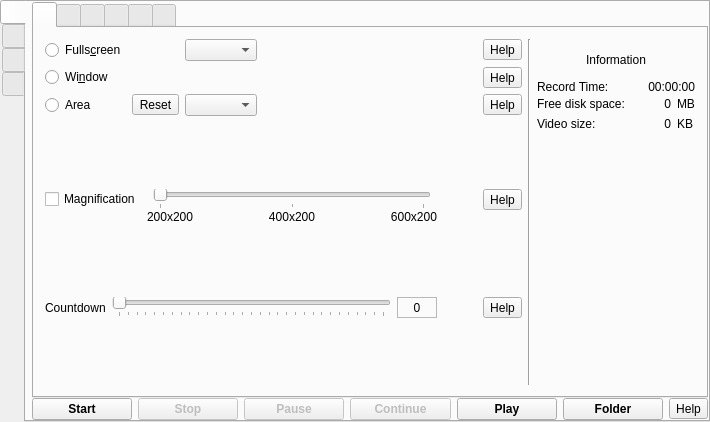
Above: src/formMainWindow.ui from vkohaupt/vokoscreenNG before the change. Below: the same form after it.
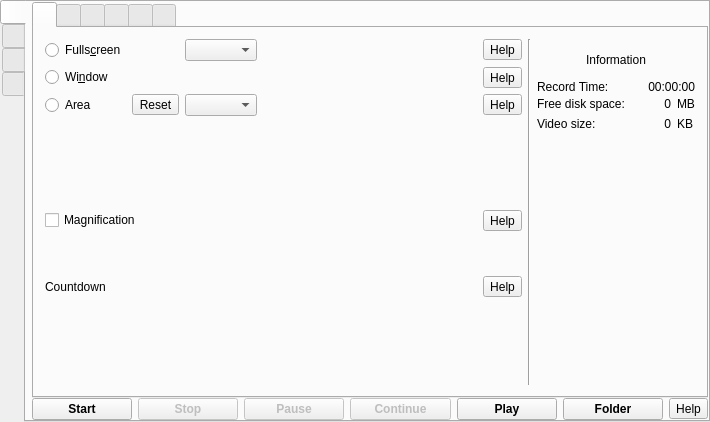
That is the form after the change. The open tabs and pages were chosen to show the change. Icons and pictures are not drawn.

Commit message: Magnifier and countdown with new slider

What changed in the file:
```diff
--- a/src/formMainWindow.ui
+++ b/src/formMainWindow.ui
@@ -207,7 +207,7 @@
                </spacer>
               </item>
               <item>
-               <layout class="QGridLayout" name="gridLayout_9" rowstretch="0,0" columnstretch="0,1,0,0">
+               <layout class="QGridLayout" name="gridLayout_9" rowstretch="0,0,0" columnstretch="0,0,0,0">
                 <property name="verticalSpacing">
                  <number>0</number>
                 </property>
@@ -218,37 +218,6 @@
                   </property>
                  </widget>
                 </item>
-                <item row="1" column="1">
-                 <layout class="QHBoxLayout" name="horizontalLayout_32">
-                  <item>
-                   <widget class="QLabel" name="label_20">
-                    <property name="text">
-                     <string>200x200</string>
-                    </property>
-                   </widget>
-                  </item>
-                  <item>
-                   <widget class="QLabel" name="label_22">
-                    <property name="text">
-                     <string>400x200</string>
-                    </property>
-                    <property name="alignment">
-                     <set>Qt::AlignCenter</set>
-                    </property>
-                   </widget>
-                  </item>
-                  <item>
-                   <widget class="QLabel" name="label_23">
-                    <property name="text">
-                     <string>600x200</string>
-                    </property>
-                    <property name="alignment">
-                     <set>Qt::AlignRight|Qt::AlignTrailing|Qt::AlignVCenter</set>
-                    </property>
-                   </widget>
-                  </item>
-                 </layout>
-                </item>
                 <item row="0" column="3">
                  <widget class="QToolButton" name="help_screencast_magnifier">
                   <property name="text">
@@ -257,56 +226,16 @@
                  </widget>
                 </item>
                 <item row="0" column="1">
-                 <layout class="QHBoxLayout" name="horizontalLayout_8" stretch="0,1,0">
-                  <item>
-                   <widget class="QFrame" name="frame_3">
-                    <property name="frameShape">
-                     <enum>QFrame::StyledPanel</enum>
-                    </property>
-                    <property name="frameShadow">
-                     <enum>QFrame::Raised</enum>
-                    </property>
-                   </widget>
-                  </item>
-                  <item>
-                   <widget class="QSlider" name="sliderMagnification">
-                    <property name="minimum">
-                     <number>1</number>
-                    </property>
-                    <property name="maximum">
-                     <number>3</number>
-                    </property>
-                    <property name="pageStep">
-                     <number>1</number>
-                    </property>
-                    <property name="orientation">
-                     <enum>Qt::Horizontal</enum>
-                    </property>
-                    <property name="tickPosition">
-                     <enum>QSlider::TicksBelow</enum>
-                    </property>
-                    <property name="tickInterval">
-                     <number>1</number>
-                    </property>
-                   </widget>
-                  </item>
-                  <item>
-                   <widget class="QFrame" name="frame">
-                    <property name="frameShape">
-                     <enum>QFrame::StyledPanel</enum>
-                    </property>
-                    <property name="frameShadow">
-                     <enum>QFrame::Raised</enum>
-                    </property>
-                   </widget>
-                  </item>
-                 </layout>
+                 <layout class="QHBoxLayout" name="horizontalLayout_8"/>
                 </item>
                 <item row="0" column="2">
                  <spacer name="horizontalSpacer_16">
                   <property name="orientation">
                    <enum>Qt::Horizontal</enum>
                   </property>
+                  <property name="sizeType">
+                   <enum>QSizePolicy::Minimum</enum>
+                  </property>
                   <property name="sizeHint" stdset="0">
                    <size>
                     <width>40</width>
@@ -315,24 +244,7 @@
                   </property>
                  </spacer>
                 </item>
-               </layout>
-              </item>
-              <item>
-               <spacer name="verticalSpacer_9">
-                <property name="orientation">
-                 <enum>Qt::Vertical</enum>
-                </property>
-                <property name="sizeHint" stdset="0">
-                 <size>
-                  <width>20</width>
-                  <height>40</height>
-                 </size>
-                </property>
-               </spacer>
-              </item>
-              <item>
-               <layout class="QHBoxLayout" name="horizontalLayout_30" stretch="0,7,1,0,0">
-                <item>
+                <item row="2" column="0">
                  <widget class="QLabel" name="labelScreencastCountdownText">
                   <property name="text">
                    <string>Countdown</string>
@@ -342,58 +254,26 @@
                   </property>
                  </widget>
                 </item>
-                <item>
-                 <widget class="QSlider" name="sliderScreencastCountDown">
-                  <property name="maximum">
-                   <number>30</number>
-                  </property>
-                  <property name="pageStep">
-                   <number>4</number>
-                  </property>
-                  <property name="orientation">
-                   <enum>Qt::Horizontal</enum>
-                  </property>
-                  <property name="tickPosition">
-                   <enum>QSlider::TicksBelow</enum>
-                  </property>
-                 </widget>
-                </item>
-                <item>
-                 <widget class="QLabel" name="labelScreencastCountDownValue">
-                  <property name="frameShape">
-                   <enum>QFrame::StyledPanel</enum>
-                  </property>
-                  <property name="frameShadow">
-                   <enum>QFrame::Raised</enum>
-                  </property>
-                  <property name="text">
-                   <string notr="true">0</string>
-                  </property>
-                  <property name="alignment">
-                   <set>Qt::AlignCenter</set>
-                  </property>
-                 </widget>
-                </item>
-                <item>
-                 <spacer name="horizontalSpacer_15">
-                  <property name="orientation">
-                   <enum>Qt::Horizontal</enum>
-                  </property>
-                  <property name="sizeHint" stdset="0">
-                   <size>
-                    <width>40</width>
-                    <height>20</height>
-                   </size>
-                  </property>
-                 </spacer>
-                </item>
-                <item>
+                <item row="2" column="3">
                  <widget class="QToolButton" name="help_screencast_countdown">
                   <property name="text">
                    <string notr="true">Help</string>
                   </property>
                  </widget>
                 </item>
+                <item row="1" column="2">
+                 <spacer name="verticalSpacer_9">
+                  <property name="orientation">
+                   <enum>Qt::Vertical</enum>
+                  </property>
+                  <property name="sizeHint" stdset="0">
+                   <size>
+                    <width>20</width>
+                    <height>40</height>
+                   </size>
+                  </property>
+                 </spacer>
+                </item>
                </layout>
               </item>
               <item>
```
Left out of the diff: 3 changed lines with no effect on the pictures. The commit also changes 8 other files.
